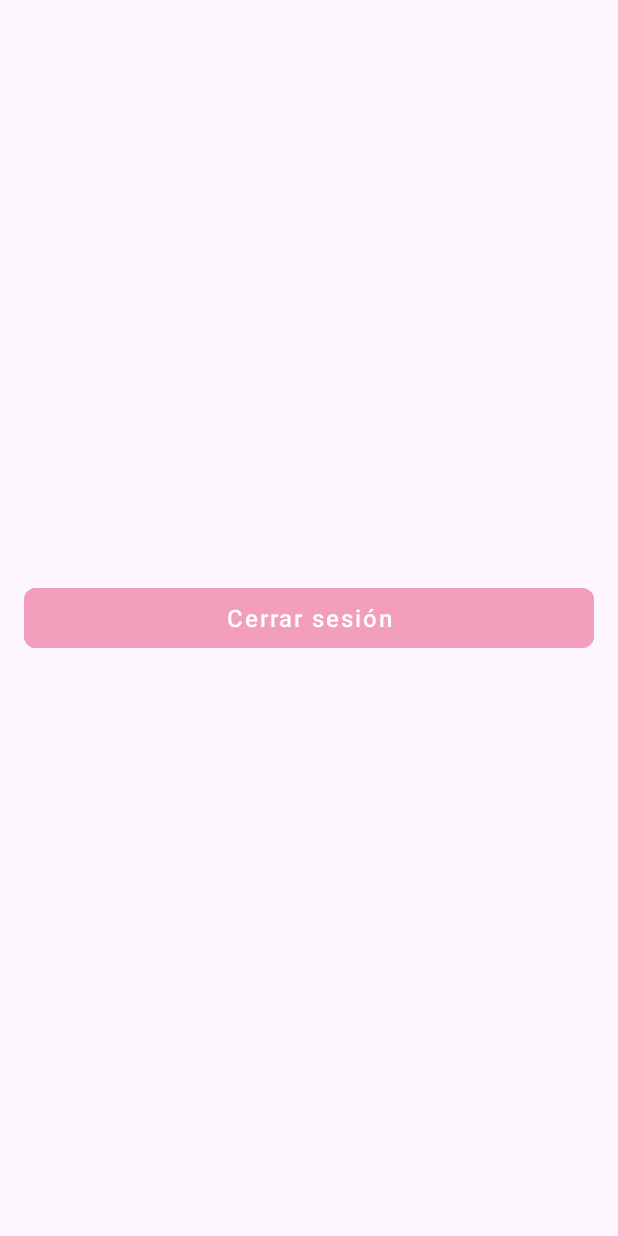
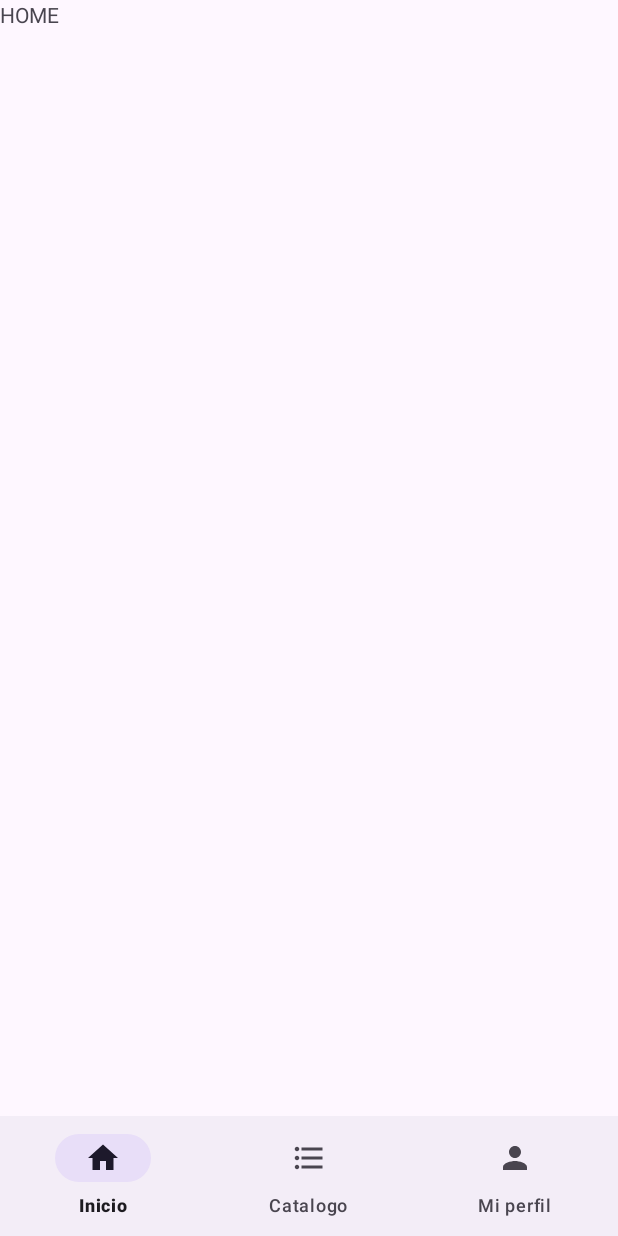
Before and after one commit to mevi-and-my-monkey/lasheslam, an Android app: the screen it shows after launch once a user with an empty profile is signed in (HomeActivity), on a phone screen of 412 x 824 dp. Run offline under Robolectric (Android 15) with nearby library versions, the phone set to English and light mode, and no system bars; our stand-ins replace Firebase (no records; nobody signed in at launch, a user with empty details on screens opened directly), navigation-ui.

Commit message:
Se crea navigation buttom para el menu con navGraph

```diff
--- a/app/build.gradle.kts
+++ b/app/build.gradle.kts
@@ -45,7 +45,6 @@ android {
 }
 
 dependencies {
-
     implementation(libs.androidx.core.ktx)
     implementation(libs.androidx.appcompat)
     implementation(libs.material)
--- a/app/src/main/java/com/example/lasheslam/HomeActivity.kt
+++ b/app/src/main/java/com/example/lasheslam/HomeActivity.kt
@@ -7,6 +7,10 @@ import androidx.appcompat.app.AppCompatActivity
 import androidx.core.view.ViewCompat
 import androidx.core.view.WindowInsetsCompat
 import androidx.datastore.preferences.core.edit
+import androidx.navigation.NavController
+import androidx.navigation.findNavController
+import androidx.navigation.fragment.NavHostFragment
+import androidx.navigation.ui.setupWithNavController
 import com.example.lasheslam.core.User
 import com.example.lasheslam.core.User.Companion.dataStore
 import com.example.lasheslam.databinding.ActivityHomeBinding
@@ -21,6 +25,7 @@ import kotlinx.coroutines.launch
 
 class HomeActivity : AppCompatActivity() {
     private lateinit var binding: ActivityHomeBinding
+    private lateinit var navController: NavController
     lateinit var auth: FirebaseAuth
     lateinit var googleSignInClient: GoogleSignInClient
 
@@ -36,18 +41,22 @@ class HomeActivity : AppCompatActivity() {
 
         googleSignInClient = GoogleSignIn.getClient(this, gso)
         setContentView(binding.root)
-        initView()
         ViewCompat.setOnApplyWindowInsetsListener(findViewById(R.id.main)) { v, insets ->
             val systemBars = insets.getInsets(WindowInsetsCompat.Type.systemBars())
             v.setPadding(systemBars.left, systemBars.top, systemBars.right, systemBars.bottom)
             insets
         }
+        val navHostFragment = supportFragmentManager.findFragmentById(R.id.nav_home_fragment) as NavHostFragment
+        navController = navHostFragment.navController
+        binding.bottomNavigation.setupWithNavController(navController)
+    }
+
+    private fun initNavigation() {
+
     }
 
     private fun initView() {
-        binding.logoutButton.setOnClickListener {
-            logout()
-        }
+
     }
 
     private fun logout() {
--- /dev/null
+++ b/app/src/main/java/com/example/lasheslam/HomeFragment.kt
@@ -0,0 +1,59 @@
+package com.example.lasheslam
+
+import android.os.Bundle
+import androidx.fragment.app.Fragment
+import android.view.LayoutInflater
+import android.view.View
+import android.view.ViewGroup
+
+// TODO: Rename parameter arguments, choose names that match
+// the fragment initialization parameters, e.g. ARG_ITEM_NUMBER
+private const val ARG_PARAM1 = "param1"
+private const val ARG_PARAM2 = "param2"
+
+/**
+ * A simple [Fragment] subclass.
+ * Use the [HomeFragment.newInstance] factory method to
+ * create an instance of this fragment.
+ */
+class HomeFragment : Fragment() {
+    // TODO: Rename and change types of parameters
+    private var param1: String? = null
+    private var param2: String? = null
+
+    override fun onCreate(savedInstanceState: Bundle?) {
+        super.onCreate(savedInstanceState)
+        arguments?.let {
+            param1 = it.getString(ARG_PARAM1)
+            param2 = it.getString(ARG_PARAM2)
+        }
+    }
+
+    override fun onCreateView(
+        inflater: LayoutInflater, container: ViewGroup?,
+        savedInstanceState: Bundle?
+    ): View? {
+        // Inflate the layout for this fragment
+        return inflater.inflate(R.layout.fragment_home, container, false)
+    }
+
+    companion object {
+        /**
+         * Use this factory method to create a new instance of
+         * this fragment using the provided parameters.
+         *
+         * @param param1 Parameter 1.
+         * @param param2 Parameter 2.
+         * @return A new instance of fragment HomeFragment.
+         */
+        // TODO: Rename and change types and number of parameters
+        @JvmStatic
+        fun newInstance(param1: String, param2: String) =
+            HomeFragment().apply {
+                arguments = Bundle().apply {
+                    putString(ARG_PARAM1, param1)
+                    putString(ARG_PARAM2, param2)
+                }
+            }
+    }
+}
--- /dev/null
+++ b/app/src/main/res/drawable/ic_catalog.xml
@@ -0,0 +1,5 @@
+<vector xmlns:android="http://schemas.android.com/apk/res/android" android:autoMirrored="true" android:height="24dp" android:tint="#000000" android:viewportHeight="24" android:viewportWidth="24" android:width="24dp">
+
+    <path android:fillColor="@android:color/white" android:pathData="M4,10.5c-0.83,0 -1.5,0.67 -1.5,1.5s0.67,1.5 1.5,1.5 1.5,-0.67 1.5,-1.5 -0.67,-1.5 -1.5,-1.5zM4,4.5c-0.83,0 -1.5,0.67 -1.5,1.5S3.17,7.5 4,7.5 5.5,6.83 5.5,6 4.83,4.5 4,4.5zM4,16.5c-0.83,0 -1.5,0.68 -1.5,1.5s0.68,1.5 1.5,1.5 1.5,-0.68 1.5,-1.5 -0.67,-1.5 -1.5,-1.5zM7,19h14v-2L7,17v2zM7,13h14v-2L7,11v2zM7,5v2h14L21,5L7,5z"/>
+
+</vector>
--- /dev/null
+++ b/app/src/main/res/drawable/ic_home.xml
@@ -0,0 +1,5 @@
+<vector xmlns:android="http://schemas.android.com/apk/res/android" android:height="24dp" android:tint="#000000" android:viewportHeight="24" android:viewportWidth="24" android:width="24dp">
+
+    <path android:fillColor="@android:color/white" android:pathData="M10,20v-6h4v6h5v-8h3L12,3 2,12h3v8z"/>
+
+</vector>
--- /dev/null
+++ b/app/src/main/res/drawable/ic_profile.xml
@@ -0,0 +1,5 @@
+<vector xmlns:android="http://schemas.android.com/apk/res/android" android:height="24dp" android:tint="#000000" android:viewportHeight="24" android:viewportWidth="24" android:width="24dp">
+
+    <path android:fillColor="@android:color/white" android:pathData="M12,12c2.21,0 4,-1.79 4,-4s-1.79,-4 -4,-4 -4,1.79 -4,4 1.79,4 4,4zM12,14c-2.67,0 -8,1.34 -8,4v2h16v-2c0,-2.66 -5.33,-4 -8,-4z"/>
+
+</vector>
--- a/app/src/main/res/layout/activity_home.xml
+++ b/app/src/main/res/layout/activity_home.xml
@@ -1,5 +1,5 @@
 <?xml version="1.0" encoding="utf-8"?>
-<androidx.appcompat.widget.LinearLayoutCompat xmlns:android="http://schemas.android.com/apk/res/android"
+<androidx.constraintlayout.widget.ConstraintLayout xmlns:android="http://schemas.android.com/apk/res/android"
     xmlns:app="http://schemas.android.com/apk/res-auto"
     xmlns:tools="http://schemas.android.com/tools"
     android:id="@+id/main"
@@ -7,11 +7,25 @@
     android:layout_height="match_parent"
     tools:context=".HomeActivity">
 
-    <com.google.android.material.button.MaterialButton
-        android:id="@+id/logoutButton"
-        style="@style/Button"
-        android:layout_gravity="center"
+    <androidx.fragment.app.FragmentContainerView
+        android:id="@+id/nav_home_fragment"
+        android:name="androidx.navigation.fragment.NavHostFragment"
         android:layout_width="match_parent"
-        android:layout_margin="@dimen/margin_16"
-        android:text="@string/logout" />
-</androidx.appcompat.widget.LinearLayoutCompat>
+        android:layout_height="0dp"
+        app:defaultNavHost="false"
+        app:layout_constraintBottom_toTopOf="@+id/bottom_navigation"
+        app:layout_constraintEnd_toEndOf="parent"
+        app:layout_constraintStart_toStartOf="parent"
+        app:layout_constraintTop_toTopOf="parent"
+        app:navGraph="@navigation/nav_home" />
+
+    <com.google.android.material.bottomnavigation.BottomNavigationView
+        android:id="@+id/bottom_navigation"
+        android:layout_width="match_parent"
+        android:layout_height="wrap_content"
+        app:layout_constraintBottom_toBottomOf="parent"
+        app:layout_constraintEnd_toEndOf="parent"
+        app:layout_constraintStart_toStartOf="parent"
+        app:menu="@menu/bottom_navigation_menu" />
+
+</androidx.constraintlayout.widget.ConstraintLayout>
--- /dev/null
+++ b/app/src/main/res/layout/fragment_home.xml
@@ -0,0 +1,14 @@
+<?xml version="1.0" encoding="utf-8"?>
+<FrameLayout xmlns:android="http://schemas.android.com/apk/res/android"
+    xmlns:tools="http://schemas.android.com/tools"
+    android:layout_width="match_parent"
+    android:layout_height="match_parent"
+    tools:context=".HomeFragment">
+
+    <!-- TODO: Update blank fragment layout -->
+    <TextView
+        android:layout_width="match_parent"
+        android:layout_height="match_parent"
+        android:text="HOME" />
+
+</FrameLayout>
--- /dev/null
+++ b/app/src/main/res/menu/bottom_navigation_menu.xml
@@ -0,0 +1,18 @@
+<?xml version="1.0" encoding="utf-8"?>
+<menu xmlns:android="http://schemas.android.com/apk/res/android">
+    <item
+        android:id="@+id/homeFragment"
+        android:enabled="true"
+        android:icon="@drawable/ic_home"
+        android:title="@string/home"/>
+    <item
+        android:id="@+id/catalogFragment"
+        android:enabled="true"
+        android:icon="@drawable/ic_catalog"
+        android:title="@string/catalog"/>
+    <item
+        android:id="@+id/profileFragment"
+        android:enabled="true"
+        android:icon="@drawable/ic_profile"
+        android:title="@string/profile"/>
+</menu>
--- /dev/null
+++ b/app/src/main/res/navigation/nav_home.xml
@@ -0,0 +1,21 @@
+<?xml version="1.0" encoding="utf-8"?>
+<navigation xmlns:android="http://schemas.android.com/apk/res/android"
+    xmlns:app="http://schemas.android.com/apk/res-auto"
+    app:startDestination="@id/homeFragment"
+    android:id="@+id/nav_home">
+
+    <fragment
+        android:id="@+id/homeFragment"
+        android:name="com.example.lasheslam.HomeFragment"
+        android:label="@string/home" />
+
+    <fragment
+        android:id="@+id/catalogFragment"
+        android:name="com.example.lasheslam.CatalogFragment"
+        android:label="@string/catalog" />
+
+    <fragment
+        android:id="@+id/profileFragment"
+        android:name="com.example.lasheslam.ProfileFragment"
+        android:label="@string/profile" />
+</navigation>
--- a/app/src/main/res/values/strings.xml
+++ b/app/src/main/res/values/strings.xml
@@ -37,4 +37,12 @@
     <string name="recover_pass_title">Restablecer contraseña</string>
     <string name="log_out_msj">¿Estas seguro que deseas cerrar sesión?</string>
 
+    <!--Home Activity -->
+    <string name="home">Inicio</string>
+    <string name="catalog">Catalogo</string>
+    <string name="profile">Mi perfil</string>
+    <!-- TODO: Remove or change this placeholder text -->
+    <string name="hello_blank_fragment">Hello blank fragment</string>
+
+
 </resources>
```
Also changed, not shown: app/src/main/java/com/example/lasheslam/CatalogFragment.kt (added, +59 -0 lines), app/src/main/java/com/example/lasheslam/ProfileFragment.kt (added, +59 -0 lines), app/src/main/res/layout/fragment_catalog.xml (added, +14 -0 lines), app/src/main/res/layout/fragment_profile.xml (added, +14 -0 lines), gradle/libs.versions.toml (+6 -6 lines).
